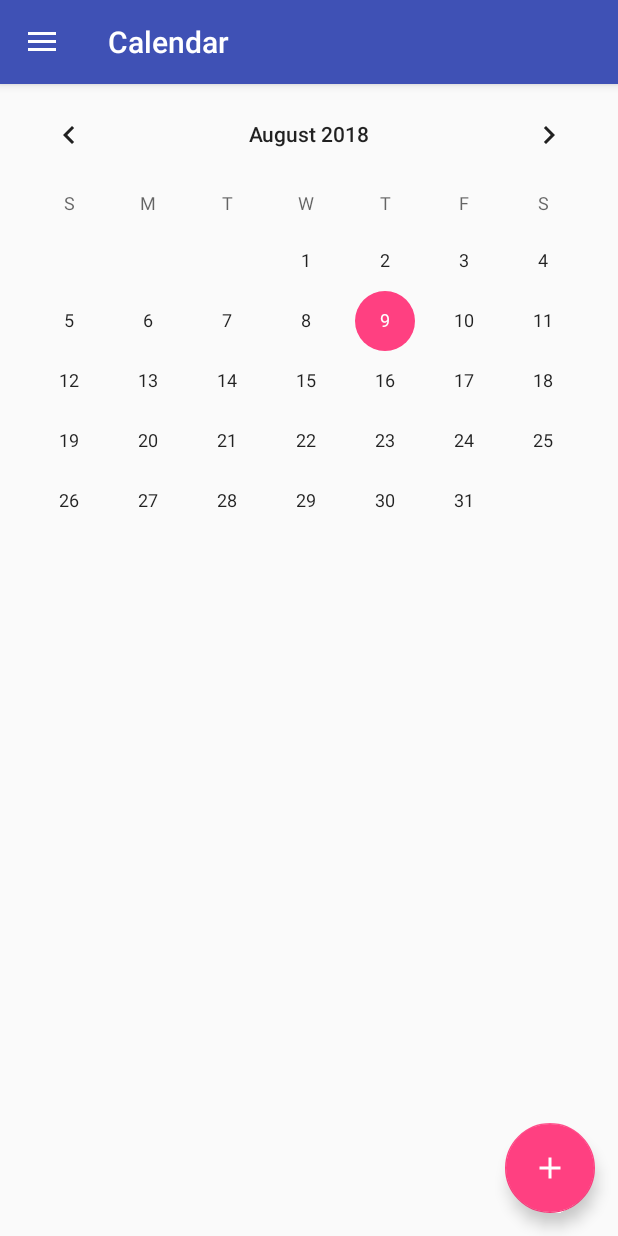
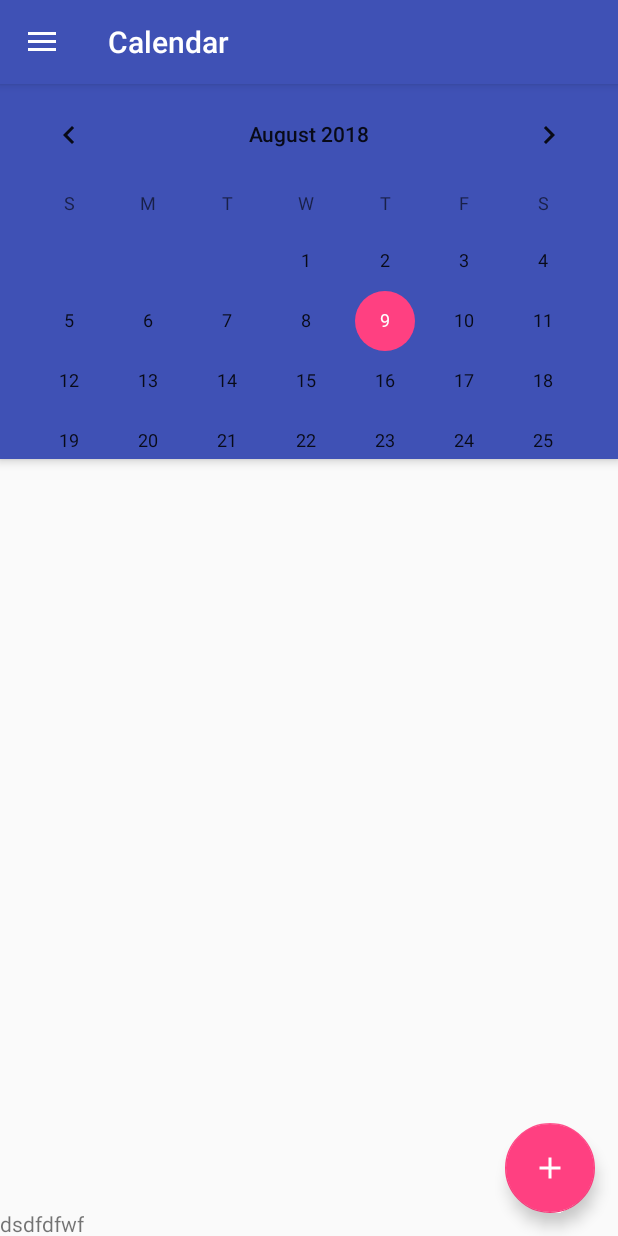
Before and after one commit to NameerRehman/MedTrack, an Android app: the Calendar screen opened directly, with no data from a screen before it, on a phone screen of 412 x 824 dp. Run offline under Robolectric (Android 15) with nearby library versions, the phone set to English and light mode, and no system bars.

```diff
--- a/app/src/main/java/com/example/nameer/medtrack/Calendar.java
+++ b/app/src/main/java/com/example/nameer/medtrack/Calendar.java
@@ -46,7 +46,7 @@ private ActionBarDrawerToggle toggle;
     @Override
     public boolean onNavigationItemSelected(@NonNull MenuItem item) {
         Fragment fragment = null;
-        if(item.getItemId()==R.id.nav_calendar){
+        if(item.getItemId()==R.id.nav_meds){
             Intent i = new Intent(Calendar.this, MainActivity.class);
 
             startActivity(i);
--- a/app/src/main/res/layout/fragment_calendar.xml
+++ b/app/src/main/res/layout/fragment_calendar.xml
@@ -3,12 +3,54 @@
     android:layout_width="match_parent"
     android:layout_height="match_parent"
     xmlns:app="http://schemas.android.com/apk/res-auto">
+        <android.support.design.widget.AppBarLayout
+            android:id="@+id/appBar"
+            android:layout_width="match_parent"
+            android:layout_height="250dp"
+            >
+
+                <android.support.design.widget.CollapsingToolbarLayout
+                    android:id="@+id/toolbarlayout"
+                    android:layout_width="match_parent"
+                    android:layout_height="match_parent">
+
+                        <CalendarView
+                            android:layout_width="match_parent"
+                            android:layout_height="wrap_content"
+                            android:id="@+id/calendarView"
+                            app:layout_collapseMode="parallax"></CalendarView>
+
+                        <android.support.v7.widget.Toolbar
+                            android:id="@+id/tool"
+                            android:layout_width="match_parent"
+                            android:layout_height="?attr/actionBarSize"
+                            app:layout_collapseMode="parallax"/>
 
 
-        <CalendarView
+                </android.support.design.widget.CollapsingToolbarLayout>
+
+        </android.support.design.widget.AppBarLayout>
+
+
+
+        <android.support.v4.widget.NestedScrollView
             android:layout_width="match_parent"
-            android:layout_height="wrap_content"
-            android:id="@+id/calendarView"></CalendarView>
+            android:layout_height="match_parent"
+            app:layout_behavior="@string/appbar_scrolling_view_behavior" >
+                <LinearLayout
+                    android:layout_width="match_parent"
+                    android:layout_height="wrap_content">
+                <TextView
+                    android:layout_width="wrap_content"
+                    android:layout_height="wrap_content"
+                    android:text="dsdfd"/>
+                <TextView
+                    android:layout_width="wrap_content"
+                    android:layout_height="wrap_content"
+                    android:text="fwf"
+                    android:paddingTop="500dp"/>
+                </LinearLayout>
+        </android.support.v4.widget.NestedScrollView>
 
         <android.support.design.widget.FloatingActionButton
             android:id="@+id/addNote"
```
